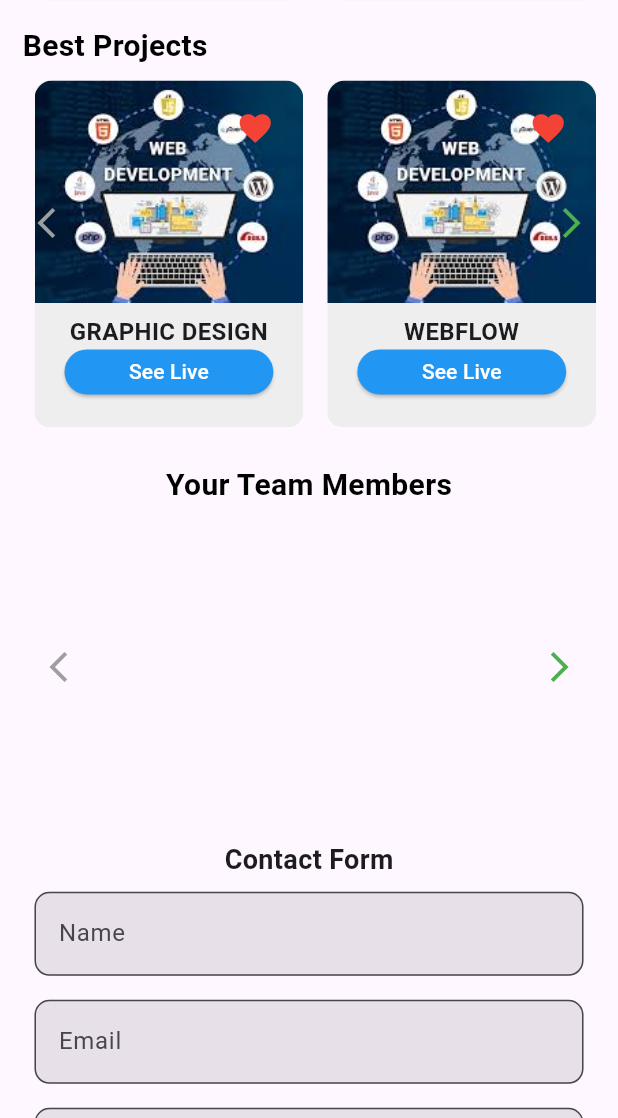
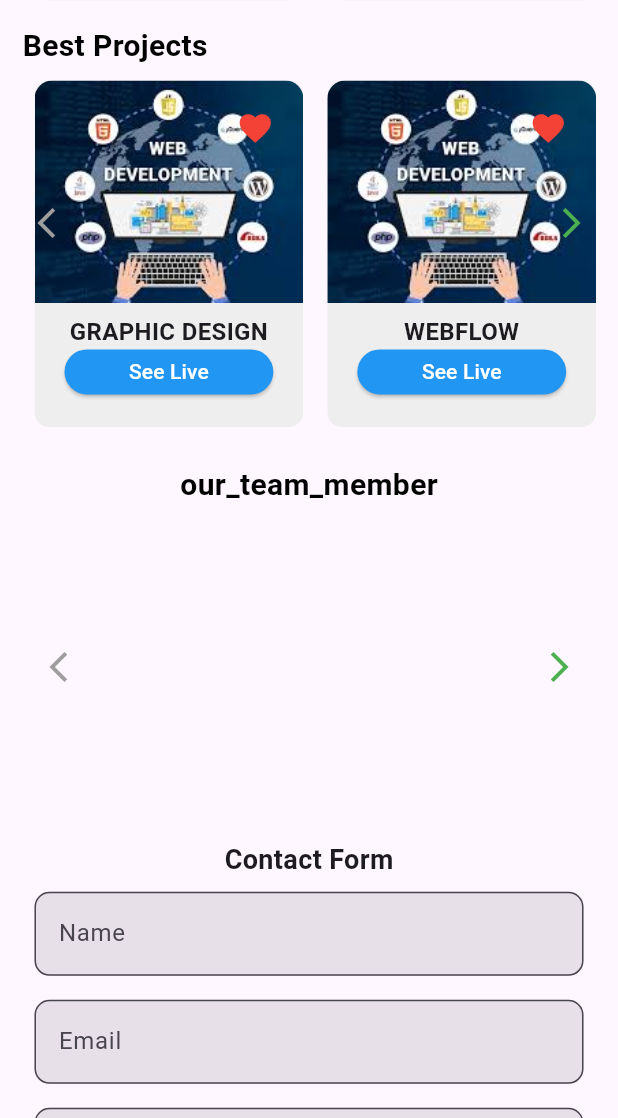
Before and after one commit to Palash-Chandra-Roy/r2qit_app, a Flutter app: the Home screen opened directly, scrolled down 576 dp, on a phone screen of 412 x 824 dp, the part 118-1236 px from its top. Run offline on Flutter 3.47's test engine with Material 3 defaults, Android fonts, the phone set to English and light mode, and no system bars; our stand-ins replace cloud_firestore, firebase_core, firebase_messaging, flutter_font_icons, fluttertoast, geolocator and 5 more; missing offline and left inert: firebase_app_installations; accounts and stored records are empty; network calls fail; statements that could not run were skipped.

Commit message:
team update

```diff
--- a/lib/core/constants/text controler/text.dart
+++ b/lib/core/constants/text controler/text.dart
@@ -29,7 +29,7 @@ const Map<String, String> homeTextEn = {
   'recent_project': 'Recent Projects',
   'all_project': 'All Projects',
   'best_project': 'Best Projects',
-  'your_team_member': 'Your Team Members',
+  'our_team_member': 'Our Team Member',
 };
 const Map<String, String> homeTextBn = {
   'search': 'অনুসন্ধান করুন',
@@ -38,7 +38,7 @@ const Map<String, String> homeTextBn = {
   'recent_project': 'সাম্প্রতিক প্রজেক্ট',
   'all_project': 'সব প্রজেক্ট',
   'best_project': 'সেরা প্রজেক্ট',
-  'your_team_member': 'আপনার টিম মেম্বাররা',
+  'our_team_member': 'আমাদের দলের সদস্য',
 };
 
 const Map<String, String> faqTextEn = {
@@ -102,7 +102,7 @@ const Map<String, String> profileEditEn = {
   'recent_project': 'Recent Projects',
   'all_project': 'All Projects',
   'best_project': 'Best Projects',
-  'your_team_member': 'Your Team Members',
+  'our_team_member': 'Our Team Member',
 };
 const Map<String, String> profileEditBn = {
   'search': 'অনুসন্ধান করুন',
@@ -111,5 +111,5 @@ const Map<String, String> profileEditBn = {
   'recent_project': 'সাম্প্রতিক প্রজেক্ট',
   'all_project': 'সব প্রজেক্ট',
   'best_project': 'সেরা প্রজেক্ট',
-  'your_team_member': 'আপনার টিম মেম্বাররা',
+  'our_team_member': 'আমাদের দলের সদস্য',
 };
--- a/lib/features/home/presentation/screen/home.dart
+++ b/lib/features/home/presentation/screen/home.dart
@@ -86,8 +86,8 @@ class Home extends StatelessWidget {
                           Get.to(Service());
                         },
                         child: Text(
-                          "See more",
-                          style: AppWidget.homeTextFeildStyle(),
+                          "see_more".tr,
+                          style: AppWidget.appBarTextFeildStyle(),
                         ))
                   ]),
               CustomHomeServiceCategory(
@@ -119,7 +119,7 @@ class Home extends StatelessWidget {
                 height: screenHeight * 0.02,
               ),
               Center(
-                child: Text("your_team_member".tr,
+                child: Text("our_team_member".tr,
                     style: AppWidget.homeTextFeildStyle()),
               ),
               CustomTeamMember(homeController: _homeController),
--- a/lib/features/profile/presentation/screen/profile.dart
+++ b/lib/features/profile/presentation/screen/profile.dart
@@ -21,6 +21,23 @@ class Profile extends StatefulWidget {
 class _ProfileState extends State<Profile> {
   UserDataController _userDataController = Get.find<UserDataController>();
   ThemeChanger _themeChanger = Get.put(ThemeChanger());
+
+  // String formatDate(String? rawDate) {
+  //   if (rawDate == null || rawDate.isEmpty) return "No birth date";
+  //   try {
+  //     final parsedDate = DateTime.parse(rawDate);
+  //     return DateFormat('dd MMMM yyyy', 'bn').format(parsedDate);
+  //   } catch (e) {
+  //     try {
+  //       final parsedDate = DateTime.parse(rawDate);
+  //       return DateFormat('dd MMMM yyyy')
+  //           .format(parsedDate); // fallback English
+  //     } catch (e) {
+  //       return rawDate;
+  //     }
+  //   }
+  // }
+
   @override
   Widget build(BuildContext context) {
     //final _id = Get.parameters['id'];
@@ -84,8 +101,9 @@ class _ProfileState extends State<Profile> {
                       ContactInfoRow(icon: Icons.email, text: "${user?.email}"),
                       SizedBox(height: 10),
                       ContactInfoRow(
-                          icon: Icons.calendar_month,
-                          text: "${user?.dateOfBirth ?? ' 4-01-2200'}"),
+                        icon: Icons.calendar_month,
+                        text: ("${user?.dateOfBirth}"),
+                      ),
                       SizedBox(height: 10),
                       ContactInfoRow(icon: Icons.man, text: "${user?.gender}"),
                       SizedBox(height: 10),
--- a/pubspec.yaml
+++ b/pubspec.yaml
@@ -56,6 +56,8 @@ dependencies:
   flutter_launcher_icons: ^0.13.1
   geolocator: 13.0.4
   image_picker:
+  date_format: ^2.0.9
+  intl: ^0.20.2
 
 dev_dependencies:
   flutter_test:
```
Also changed, not shown: pubspec.lock, 4 other files.
